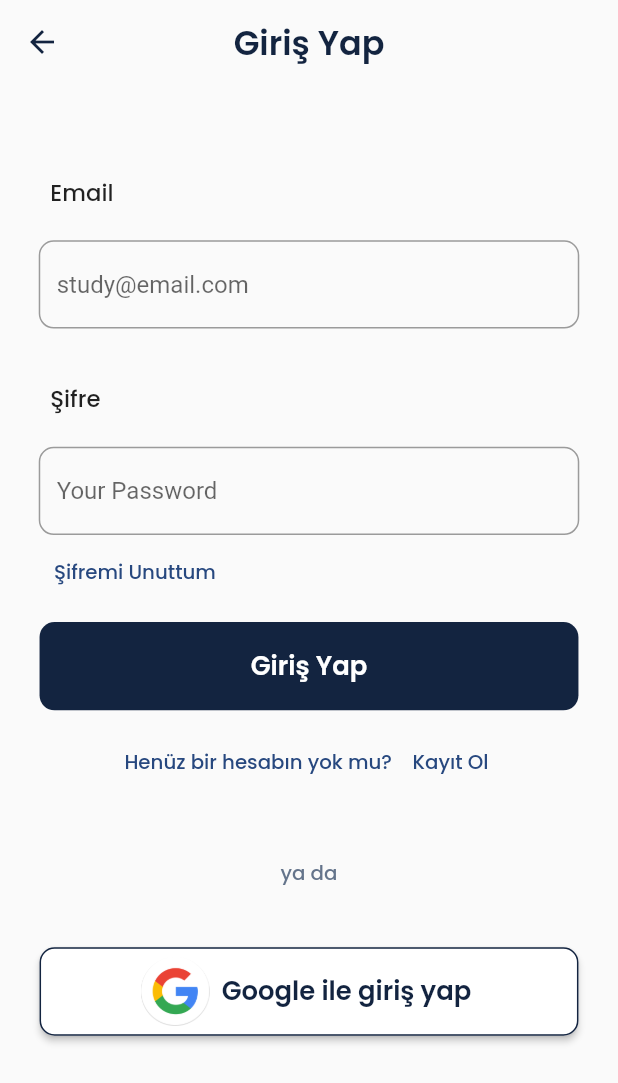
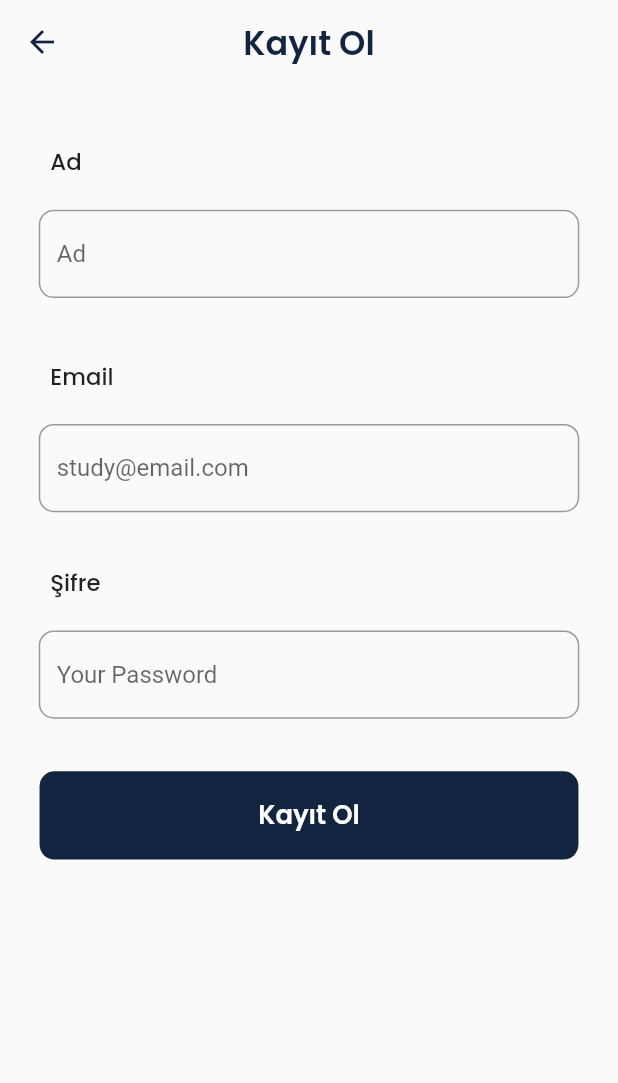
Before and after one commit to senaecelik/Why-not-143, a Flutter app: the LoginPage screen opened directly, after a tap on an icon or button, on a phone screen of 412 x 824 dp. Shown: the top 1083 px of the screen. Run offline on Flutter 3.47's test engine with Material 2 defaults, Android fonts, the phone set to English and light mode, and no system bars; our stand-ins replace flutter_screenutil, google_fonts, introduction_screen.

Commit message:
register page added

```diff
--- a/lib/constant.dart/padding_constant.dart
+++ b/lib/constant.dart/padding_constant.dart
@@ -7,10 +7,11 @@ class PaddingConstant {
   PaddingConstant._init();
 
   EdgeInsets onBoardPadding = const EdgeInsets.symmetric(horizontal: 34);
-  EdgeInsets loginPadding1 = const EdgeInsets.fromLTRB(33, 60, 0, 20).r;
+  EdgeInsets loginPadding1 = const EdgeInsets.fromLTRB(33, 40, 0, 20).r;
   EdgeInsets loginPadding2 = const EdgeInsets.fromLTRB(33, 35, 0, 20).r;
   EdgeInsets loginPadding3 = const EdgeInsets.only(left: 28);
   EdgeInsets loginPadding4 =
       const EdgeInsets.symmetric(horizontal: 10, vertical: 10);
-  EdgeInsets loginPadding5 = const EdgeInsets.symmetric(vertical: 40);
+  EdgeInsets loginPadding5 = const EdgeInsets.symmetric(vertical: 20);
+  EdgeInsets loginPadding6 = const EdgeInsets.symmetric(vertical: 35);
 }
--- a/lib/constant.dart/string.dart
+++ b/lib/constant.dart/string.dart
@@ -28,7 +28,6 @@ class StringConstant {
 
   String homePage = "Anasayfa";
 
-
   // Login and Register Page
 
   String registerName = "Ad";
@@ -43,5 +42,5 @@ class StringConstant {
   String loginTextFieldMail = "study@email.com";
   String loginTextFieldPassword = "Your Password";
   String registerTextFieldName = "Your Name";
-
+  String dontHaveAcc = "Şimdilik üye olmadan devam et";
 }
--- a/lib/screens/login_page.dart
+++ b/lib/screens/login_page.dart
@@ -6,6 +6,7 @@ import 'package:why_not_143_team/constant.dart/padding_constant.dart';
 import 'package:why_not_143_team/constant.dart/string.dart';
 import 'package:why_not_143_team/constant.dart/text_style.dart';
 import 'package:why_not_143_team/screens/home_page.dart';
+import 'package:why_not_143_team/screens/register_page.dart';
 import 'package:why_not_143_team/widget/button_widget.dart';
 import 'package:flutter_screenutil/flutter_screenutil.dart';
 
@@ -34,6 +35,7 @@ class _LoginPageState extends State<LoginPage> {
             forgotPassTextButton(),
             blueButtonWidget(),
             loginSignUpTextButton(),
+            skipTextButton(context),
             loginTextOr(),
             signInWithGoogleButton(),
           ],
@@ -42,9 +44,24 @@ class _LoginPageState extends State<LoginPage> {
     );
   }
 
+  TextButton skipTextButton(BuildContext context) {
+    return TextButton(
+      onPressed: () {
+        Navigator.push(
+            context,
+            MaterialPageRoute(
+              builder: (context) => const HomePage(),
+            ));
+      },
+      child: Text(
+        StringConstant.instance.dontHaveAcc,
+        style: TextStyleConstant.instance.loginVerySmallMedium,
+      ),
+    );
+  }
+
   AppBar appBar() {
     return AppBar(
-      leading: const Icon(Icons.arrow_back),
       title: Text(
         StringConstant.instance.loginSignIn,
         style: GoogleFonts.poppins(color: ColorConstant.instance.yankeBlue),
@@ -147,7 +164,13 @@ class _LoginPageState extends State<LoginPage> {
 
   TextButton loginSignUpTextButton() {
     return TextButton(
-      onPressed: () {},
+      onPressed: () {
+        Navigator.push(
+            context,
+            MaterialPageRoute(
+              builder: (context) => const RegisterPage(),
+            ));
+      },
       child: Text(
         StringConstant.instance.loginSignUp,
         style: TextStyleConstant.instance.loginVerySmallMedium,
--- a/lib/screens/register_page.dart
+++ b/lib/screens/register_page.dart
@@ -1,8 +1,14 @@
 import 'package:flutter/material.dart';
 import 'package:google_fonts/google_fonts.dart';
-
-import '../constant.dart/color_constant.dart';
-import '../constant.dart/string.dart';
+import 'package:why_not_143_team/constant.dart/asset_path.dart';
+import 'package:why_not_143_team/constant.dart/color_constant.dart';
+import 'package:why_not_143_team/constant.dart/padding_constant.dart';
+import 'package:why_not_143_team/constant.dart/string.dart';
+import 'package:why_not_143_team/constant.dart/text_style.dart';
+import 'package:why_not_143_team/screens/home_page.dart';
+import 'package:why_not_143_team/screens/register_page.dart';
+import 'package:why_not_143_team/widget/button_widget.dart';
+import 'package:flutter_screenutil/flutter_screenutil.dart';
 
 class RegisterPage extends StatefulWidget {
   const RegisterPage({Key? key}) : super(key: key);
@@ -12,17 +18,137 @@ class RegisterPage extends StatefulWidget {
 }
 
 class _RegisterPageState extends State<RegisterPage> {
+  final registerNameController = TextEditingController();
+  final registerEmailController = TextEditingController();
+  final registerPasswordController = TextEditingController();
   @override
   Widget build(BuildContext context) {
     return Scaffold(
-      appBar: AppBar(
-        leading: const Icon(Icons.arrow_back),
-        title: Text(
-          StringConstant.instance.registerSignUp,
-          style: GoogleFonts.poppins(color: ColorConstant.instance.yankeBlue),
+      appBar: appBar(),
+      body: SingleChildScrollView(
+        child: Column(
+          children: [
+            nameText(),
+            nameTextField(),
+            emailText(),
+            emailTextField(),
+            passwordText(),
+            passwordTextField(),
+            Padding(
+              padding: PaddingConstant.instance.loginPadding6,
+              child: SizedBox(
+                height: 58.h,
+                width: 327.w,
+                child: BlueButtonWidget(
+                  text: StringConstant.instance.registerSignUp,
+                  page: const HomePage(),
+                ),
+              ),
+            ),
+          ],
         ),
       ),
-      body: Column(),
+    );
+  }
+
+  SizedBox passwordTextField() {
+    return SizedBox(
+      height: 58.h,
+      width: 328.w,
+      child: TextField(
+        obscureText: true,
+        controller: registerPasswordController,
+        decoration: InputDecoration(
+          hintText: StringConstant.instance.loginTextFieldPassword,
+          border: OutlineInputBorder(
+              borderRadius: BorderRadius.circular(10),
+              borderSide: BorderSide(color: ColorConstant.instance.neutral300)),
+        ),
+      ),
+    );
+  }
+
+  Padding passwordText() {
+    return Padding(
+      padding: PaddingConstant.instance.loginPadding2,
+      child: Row(
+        children: [
+          Text(
+            StringConstant.instance.loginPassword,
+            style: TextStyleConstant.instance.textSmallMedium,
+          ),
+        ],
+      ),
+    );
+  }
+
+  SizedBox emailTextField() {
+    return SizedBox(
+      height: 58.h,
+      width: 328.w,
+      child: TextField(
+        keyboardType: TextInputType.emailAddress,
+        controller: registerEmailController,
+        decoration: InputDecoration(
+          hintText: StringConstant.instance.loginTextFieldMail,
+          border: OutlineInputBorder(
+              borderRadius: BorderRadius.circular(10),
+              borderSide: BorderSide(color: ColorConstant.instance.neutral300)),
+        ),
+      ),
+    );
+  }
+
+  Padding emailText() {
+    return Padding(
+      padding: PaddingConstant.instance.loginPadding1,
+      child: Row(
+        children: [
+          Text(
+            StringConstant.instance.loginEmail,
+            style: TextStyleConstant.instance.textSmallMedium,
+          ),
+        ],
+      ),
+    );
+  }
+
+  SizedBox nameTextField() {
+    return SizedBox(
+      height: 58.h,
+      width: 328.w,
+      child: TextField(
+        controller: registerNameController,
+        decoration: InputDecoration(
+          hintText: StringConstant.instance.registerName,
+          border: OutlineInputBorder(
+              borderRadius: BorderRadius.circular(10),
+              borderSide: BorderSide(color: ColorConstant.instance.neutral300)),
+        ),
+      ),
+    );
+  }
+
+  Padding nameText() {
+    return Padding(
+      padding: PaddingConstant.instance.loginPadding1,
+      child: Row(
+        children: [
+          Text(
+            StringConstant.instance.registerName,
+            style: TextStyleConstant.instance.textSmallMedium,
+          ),
+        ],
+      ),
+    );
+  }
+
+  AppBar appBar() {
+    return AppBar(
+      title: Text(
+        StringConstant.instance.registerSignUp,
+        style: GoogleFonts.poppins(color: ColorConstant.instance.yankeBlue),
+      ),
     );
   }
 }
```
